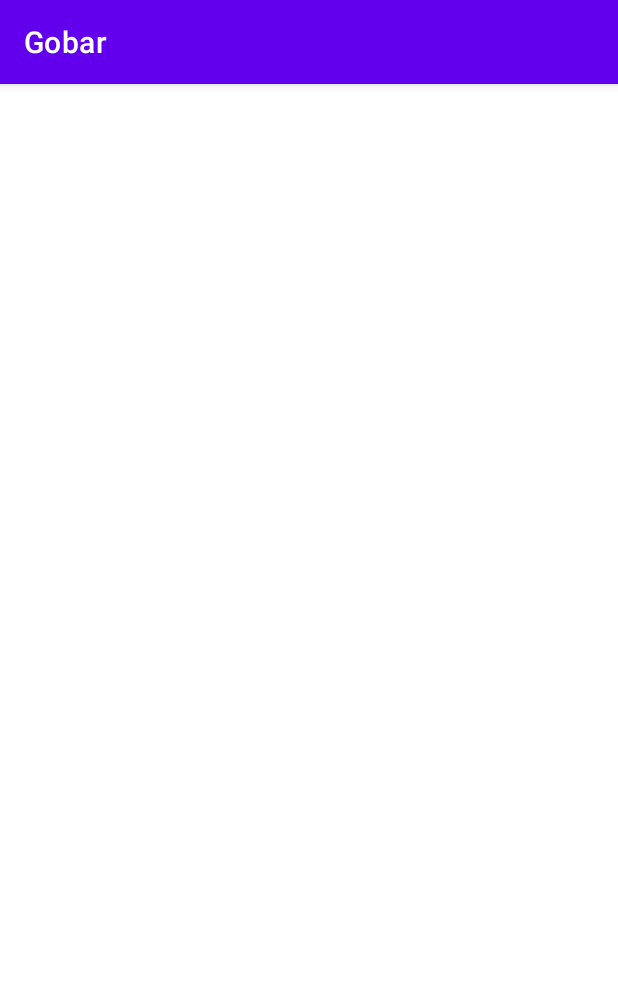
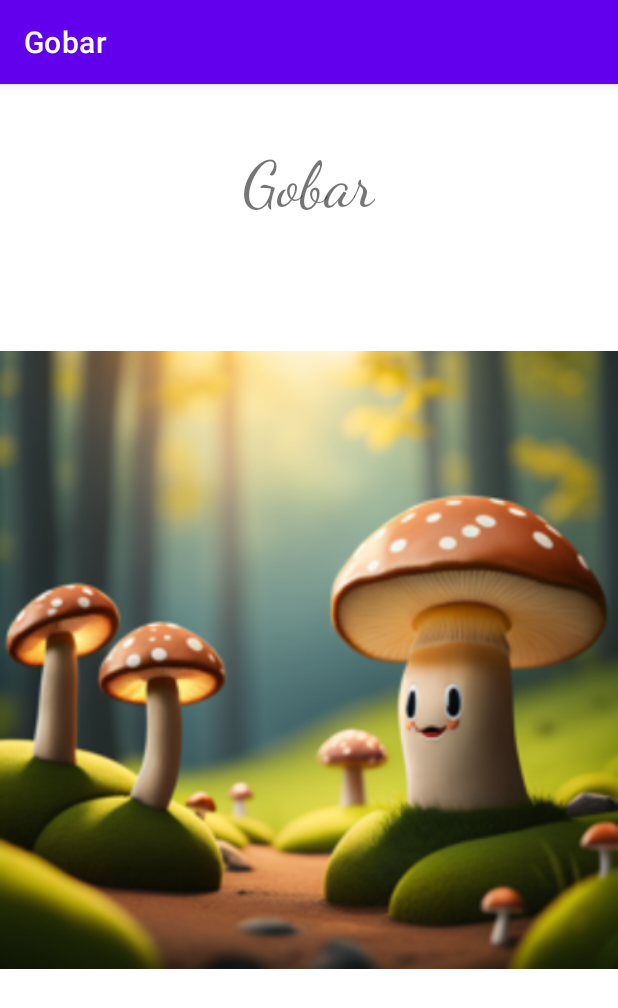
Before and after one commit to JuiceVodka/Gobar, an Android app: the first screen one second after launch (SplashScreenActivity), on a phone screen of 412 x 824 dp. Shown: the top 1008 px of the screen. Run offline under Robolectric (Android 15) with nearby library versions, the phone set to English and light mode, and no system bars.

Commit message:
splash screen

```diff
--- a/app/src/main/java/si/uni_lj/fri/pbd/gobar/SplashScreenActivity.kt
+++ b/app/src/main/java/si/uni_lj/fri/pbd/gobar/SplashScreenActivity.kt
@@ -1,11 +1,28 @@
 package si.uni_lj.fri.pbd.gobar
 
+import android.content.Intent
 import androidx.appcompat.app.AppCompatActivity
 import android.os.Bundle
+import android.os.Handler
 
 class SplashScreenActivity : AppCompatActivity() {
+
+    private val timer: Long = 2000L
+
+
     override fun onCreate(savedInstanceState: Bundle?) {
         super.onCreate(savedInstanceState)
         setContentView(R.layout.activity_splash_screen)
+
+        Handler().postDelayed({
+            //replace SplashActivity with MainActivity after timer
+            val intent = Intent(this, MainActivity::class.java)
+            intent.flags = Intent.FLAG_ACTIVITY_NEW_TASK or Intent.FLAG_ACTIVITY_CLEAR_TASK
+            startActivity(intent)
+            overridePendingTransition(android.R.anim.fade_in, android.R.anim.fade_out)
+            finish()
+        }, timer)
+
     }
+
 }
--- a/app/src/main/res/layout/activity_splash_screen.xml
+++ b/app/src/main/res/layout/activity_splash_screen.xml
@@ -6,4 +6,27 @@
     android:layout_height="match_parent"
     tools:context=".SplashScreenActivity">
 
+    <TextView
+        android:layout_width="wrap_content"
+        android:layout_height="match_parent"
+        android:text="@string/app_title"
+        android:textSize="42sp"
+        app:layout_constraintHorizontal_bias="0.5"
+        app:layout_constraintVertical_bias="0.5"
+        app:layout_constraintStart_toStartOf="parent"
+        app:layout_constraintEnd_toEndOf="parent"
+        app:layout_constraintTop_toTopOf="parent"
+        app:layout_constraintBottom_toBottomOf="parent"
+        android:layout_marginTop="42sp"
+        android:fontFamily="cursive"
+        android:textFontWeight="10"
+        />
+
+
+    <ImageView
+        android:layout_width="match_parent"
+        android:layout_height="match_parent"
+        android:src="@drawable/goba"
+        />
+
 </androidx.constraintlayout.widget.ConstraintLayout>
--- a/app/src/main/res/values/strings.xml
+++ b/app/src/main/res/values/strings.xml
@@ -2,4 +2,5 @@
     <string name="app_name">Gobar</string>
     <!-- TODO: Remove or change this placeholder text -->
     <string name="hello_blank_fragment">Hello blank fragment</string>
+    <string name="app_title">Gobar</string>
 </resources>
```
Also changed, not shown: app/src/main/res/drawable/goba.png (added).
